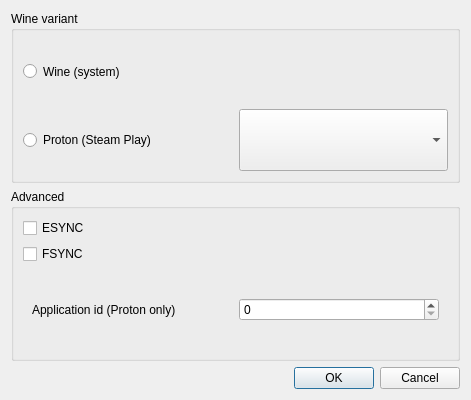
This is proto-wine/ftnoir_winecontrols.ui in opentrack/opentrack as Qt 5 draws it before an edit. The edited form follows.
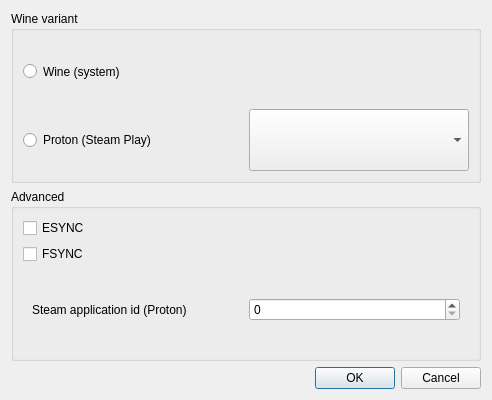
This is the edited form. Icons and pictures are not drawn.

Commit message:
proto/wine: use more common term for steam appid
Suggested by: @jp7677

The edit to the form file:
```diff
--- a/proto-wine/ftnoir_winecontrols.ui
+++ b/proto-wine/ftnoir_winecontrols.ui
@@ -9,7 +9,7 @@
    <rect>
     <x>0</x>
     <y>0</y>
-    <width>471</width>
+    <width>492</width>
     <height>400</height>
    </rect>
   </property>
@@ -110,7 +110,7 @@
          <item>
           <widget class="QLabel" name="label">
            <property name="text">
-            <string>Application id (Proton only)</string>
+            <string>Steam application id (Proton)</string>
            </property>
           </widget>
          </item>
```
